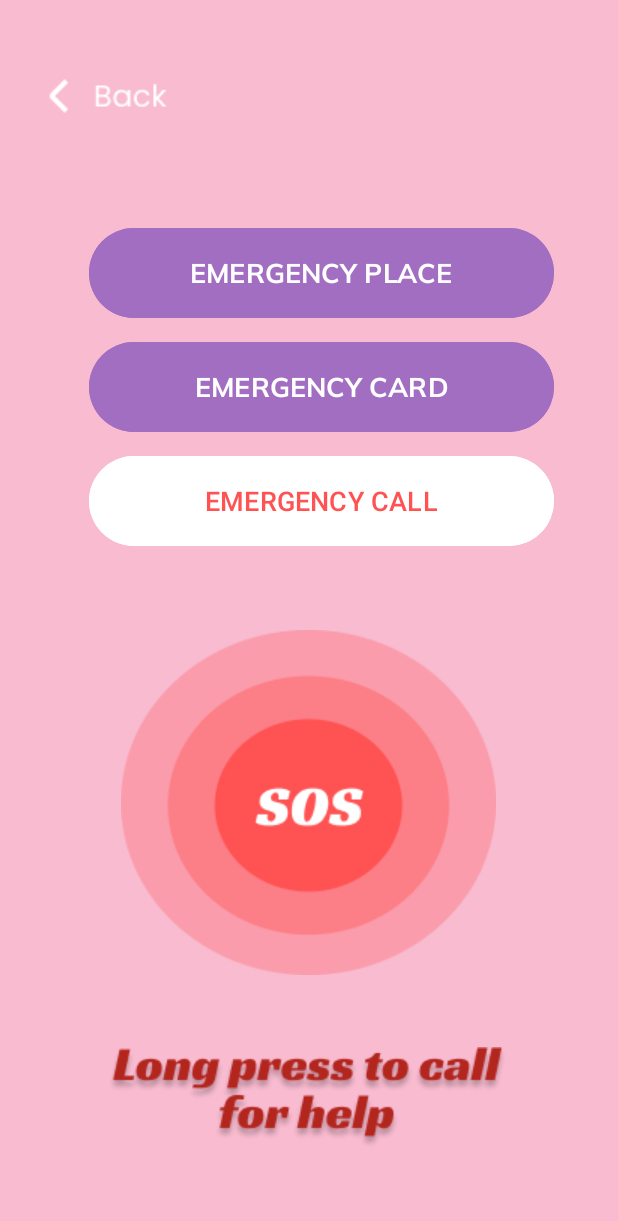
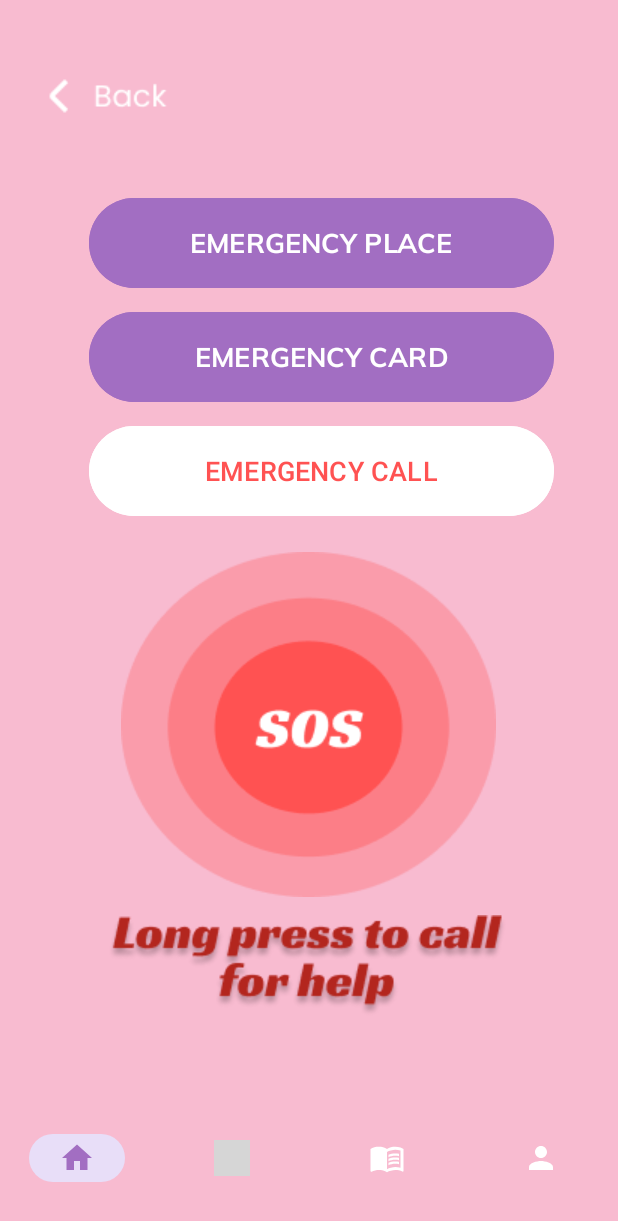
Before and after one commit to EzraDagang/Aura, an Android app: the Starting screen opened directly, with no data from a screen before it, after a tap on "I'M IN DANGER", on a phone screen of 412 x 824 dp. Shown: the top 1221 px of the screen. Run offline under Robolectric (Android 15) with nearby library versions, the phone set to English and light mode, and no system bars; our stand-ins replace Firebase (no records; nobody signed in at launch, a user with empty details on screens opened directly); Roboto replaces fonts that are not available here; grey boxes are pictures that could not be loaded.

Commit message:
bottom nav added, but still flying or covered bottom

```diff
--- a/app/src/main/java/com/example/aura/Starting.java
+++ b/app/src/main/java/com/example/aura/Starting.java
@@ -5,6 +5,9 @@ import android.os.Bundle;
 import android.util.Log;
 import android.view.View;
 import android.widget.Button;
+import com.example.aura.Courses.DiscoverScreen;
+
+import com.example.aura.Courses.DiscoverScreen;
 import com.google.firebase.database.DatabaseReference;
 import com.google.firebase.database.FirebaseDatabase;
 
@@ -23,6 +26,7 @@ public class Starting extends AppCompatActivity {
         setContentView(R.layout.activity_starting);
 
         final Button btnDanger = findViewById(R.id.BtnDanger);
+        final Button btnStart = findViewById(R.id.BtnStart);
 
         btnDanger.setOnClickListener((new View.OnClickListener() {
             @Override
@@ -31,6 +35,15 @@ public class Starting extends AppCompatActivity {
                 startActivity(i);
             }
         }));
+
+        btnStart.setOnClickListener((new View.OnClickListener() {
+            @Override
+            public void onClick(View v) {
+                // Navigate to DiscoverScreen
+                Intent i = new Intent(getApplicationContext(), DiscoverScreen.class);
+                startActivity(i);
+            }
+        }));
     }
 
 }
--- a/app/src/main/res/layout/activity_emergency.xml
+++ b/app/src/main/res/layout/activity_emergency.xml
@@ -26,7 +26,7 @@
         android:id="@+id/BtnEPlace"
         android:layout_width="310dp"
         android:layout_height="68dp"
-        android:layout_marginTop="148dp"
+        android:layout_marginTop="128dp"
         android:backgroundTint="#A26EC2"
         android:fontFamily="@font/mulish_bold"
         android:text="EMERGENCY PLACE"
@@ -54,7 +54,7 @@
         android:id="@+id/IVText"
         android:layout_width="wrap_content"
         android:layout_height="wrap_content"
-        android:layout_marginTop="48dp"
+        android:layout_marginTop="12dp"
         app:layout_constraintEnd_toEndOf="parent"
         app:layout_constraintHorizontal_bias="0.496"
         app:layout_constraintStart_toStartOf="parent"
@@ -76,7 +76,7 @@
         android:id="@+id/BtnSOSCall"
         android:layout_width="wrap_content"
         android:layout_height="wrap_content"
-        android:layout_marginTop="52dp"
+        android:layout_marginTop="20dp"
         android:background="@null"
         app:layout_constraintEnd_toEndOf="parent"
         app:layout_constraintHorizontal_bias="0.496"
@@ -107,4 +107,22 @@
             android:textSize="20sp"
             android:textColor="@android:color/black"/>
     </LinearLayout>
+
+
+    <!-- Bottom Navigation Bar -->
+    <com.google.android.material.bottomnavigation.BottomNavigationView
+        android:id="@+id/bottom_navigation"
+        android:layout_width="match_parent"
+        android:layout_height="wrap_content"
+        android:background="@color/pink"
+        app:menu="@menu/bottom_nav"
+        app:itemIconTint="@color/bottom_nav_color"
+        app:itemTextColor="@color/bottom_nav_color"
+        app:labelVisibilityMode="labeled"
+        app:itemRippleColor="@android:color/transparent"
+        app:itemBackground="@null"
+        app:layout_constraintBottom_toBottomOf="parent"
+        app:layout_constraintStart_toStartOf="parent"
+        app:layout_constraintEnd_toEndOf="parent" />
+
 </androidx.constraintlayout.widget.ConstraintLayout>
--- a/app/src/main/res/menu/bottom_nav.xml
+++ b/app/src/main/res/menu/bottom_nav.xml
@@ -6,8 +6,8 @@
         android:title=""
         />
     <item
-        android:id="@+id/nav_search"
-        android:icon="@drawable/icon_search"
+        android:id="@+id/nav_phone"
+        android:icon="@drawable/icon_phone"
         android:title=""
        />
     <item
```
Also changed, not shown: app/src/main/AndroidManifest.xml (+5 -4 lines), app/src/main/java/com/example/aura/Courses/DiscoverScreen.java (+14 -7 lines), app/src/main/res/layout/activity_discover_screen2.xml (+9 -21 lines).
